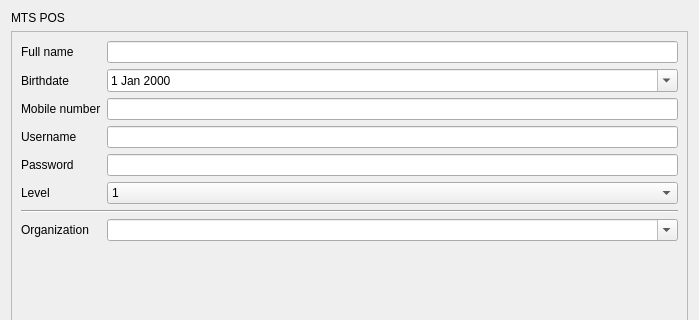
Qt form app/ui/dialogs/signup.ui (rondalefloyd/mts-pos) before a commit; both pictures show x 0 to 699 and y 0 to 320 of the 699 by 558 pixel window.
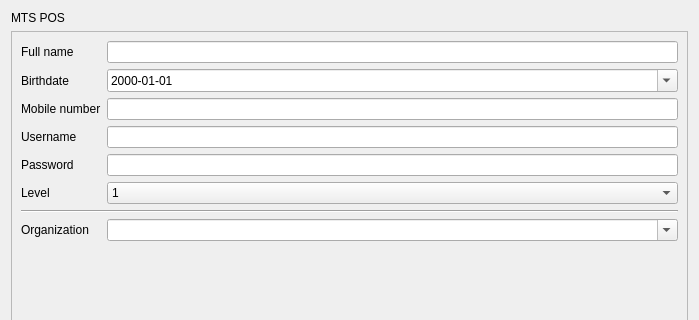
The same form after that commit.

Diff of the .ui file:
```diff
--- a/app/ui/dialogs/signup.ui
+++ b/app/ui/dialogs/signup.ui
@@ -61,6 +61,9 @@
        </item>
        <item row="1" column="1">
         <widget class="QDateEdit" name="dateEditBirthDate">
+         <property name="displayFormat">
+          <string>yyyy-MM-dd</string>
+         </property>
          <property name="calendarPopup">
           <bool>true</bool>
          </property>
```
